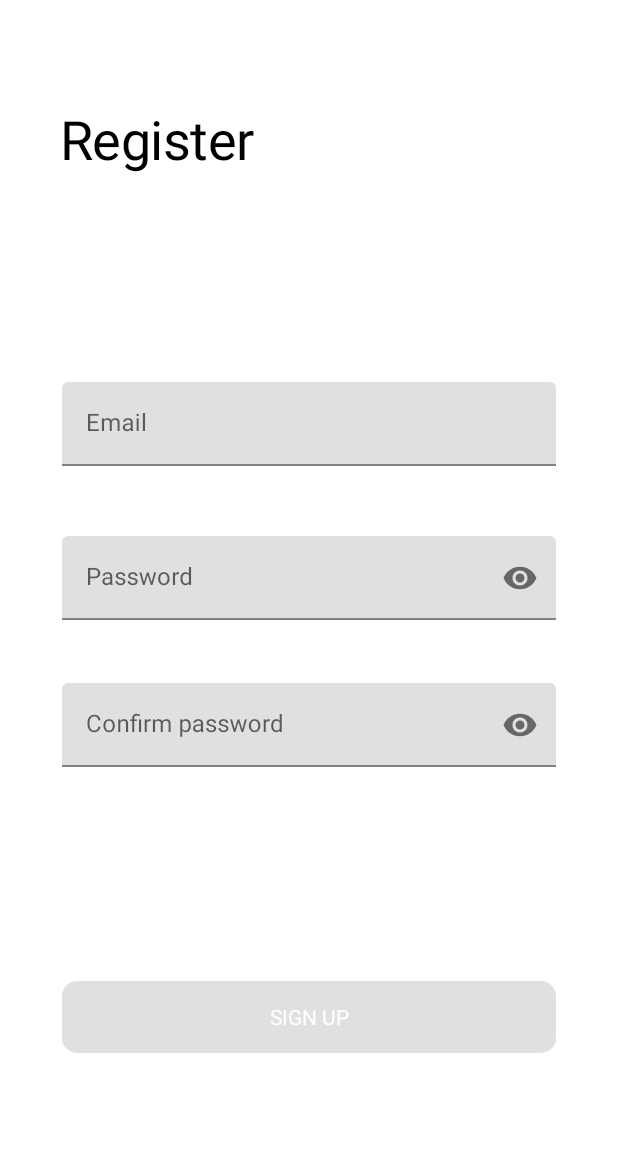
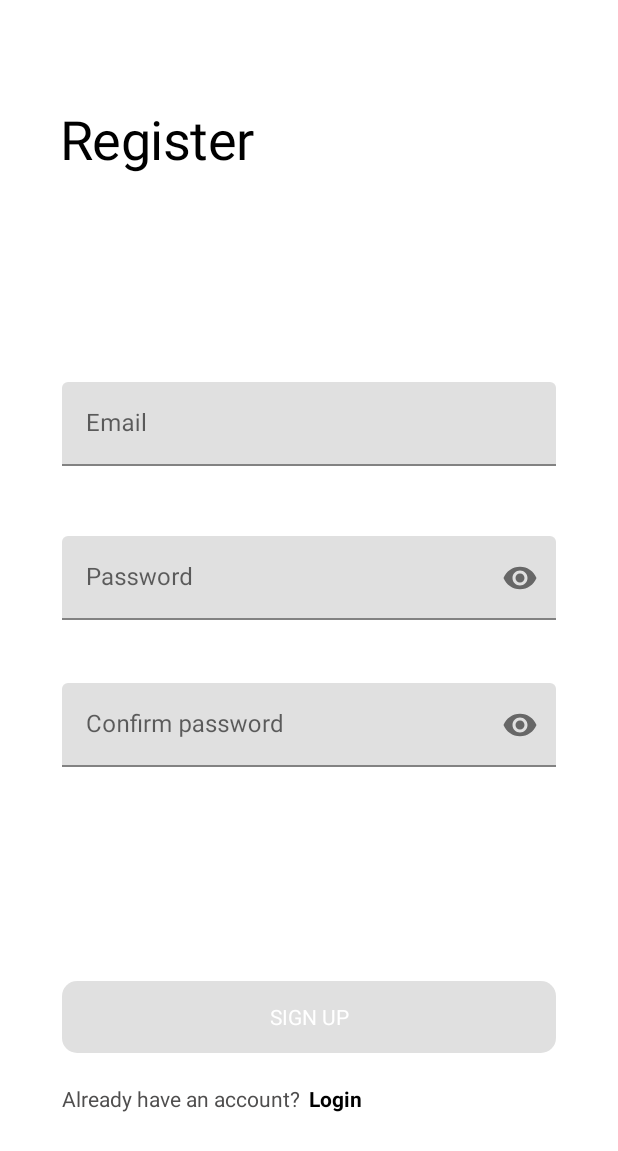
Before and after one commit to Dinu-Alin/Chat-UniTBv, an Android app: the RegisterFragment screen opened through its navigation route, on a phone screen of 412 x 824 dp. Shown: the top 1151 px of the screen. Run offline under Robolectric (Android 15) with nearby library versions, the phone set to English and light mode, and no system bars; our stand-ins replace navigation-ui.

Commit message:
Added 'go to Login' button from register fragment

```diff
--- a/ChatUniTbv/app/src/main/java/com/lagar/chatunitbv/ui/authentication/register/RegisterFragment.kt
+++ b/ChatUniTbv/app/src/main/java/com/lagar/chatunitbv/ui/authentication/register/RegisterFragment.kt
@@ -6,10 +6,15 @@ import androidx.fragment.app.Fragment
 import android.view.LayoutInflater
 import android.view.View
 import android.view.ViewGroup
+import androidx.navigation.fragment.findNavController
 import com.lagar.chatunitbv.R
+import com.lagar.chatunitbv.databinding.LoginFragmentBinding
+import com.lagar.chatunitbv.databinding.RegisterFragmentBinding
 
 class RegisterFragment : Fragment() {
+    private var _binding : RegisterFragmentBinding? = null
 
+    private val binding get() = _binding!!
     companion object {
         fun newInstance() = RegisterFragment()
     }
@@ -20,7 +25,14 @@ class RegisterFragment : Fragment() {
         inflater: LayoutInflater, container: ViewGroup?,
         savedInstanceState: Bundle?
     ): View? {
-        return inflater.inflate(R.layout.register_fragment, container, false)
+        _binding = RegisterFragmentBinding.inflate(inflater, container, false)
+        val root: View = binding.root
+
+        binding.goToLoginButton.setOnClickListener{
+            findNavController().navigate(R.id.action_navigation_register_to_navigation_login)
+
+        }
+        return root
     }
 
     override fun onActivityCreated(savedInstanceState: Bundle?) {
--- a/ChatUniTbv/app/src/main/res/layout/register_fragment.xml
+++ b/ChatUniTbv/app/src/main/res/layout/register_fragment.xml
@@ -140,6 +140,37 @@
                 app:layout_constraintVertical_bias="0.2"
                 app:layout_constraintVertical_chainStyle="packed"
                 app:layout_constraintWidth_percent="0.8" />
+
+            <TextView
+                android:id="@+id/question"
+                android:layout_width="0dp"
+                android:layout_height="wrap_content"
+                android:text="@string/already_have_an_account"
+                android:textColor="@color/gray"
+                app:layout_constraintBottom_toBottomOf="parent"
+                app:layout_constraintEnd_toEndOf="parent"
+                app:layout_constraintStart_toStartOf="parent"
+                app:layout_constraintTop_toBottomOf="@id/button_sing_up"
+                app:layout_constraintVertical_bias="0.2"
+                app:layout_constraintVertical_chainStyle="packed"
+                app:layout_constraintWidth_percent="0.8"
+               />
+            <TextView
+                android:id="@+id/go_to_login_button"
+                android:layout_width="0dp"
+                android:layout_height="wrap_content"
+                android:text="@string/login"
+                android:textColor="@color/black"
+                android:textStyle="bold"
+                app:layout_constraintBottom_toBottomOf="parent"
+                app:layout_constraintEnd_toEndOf="parent"
+                app:layout_constraintStart_toEndOf="@id/question"
+                app:layout_constraintTop_toBottomOf="@id/button_sing_up"
+                app:layout_constraintVertical_bias="0.2"
+                app:layout_constraintVertical_chainStyle="packed"
+                app:layout_constraintWidth_percent="0.9"
+                />
+
         </androidx.constraintlayout.widget.ConstraintLayout>
 
     </ScrollView>
--- a/ChatUniTbv/app/src/main/res/navigation/login_activity_nav_graph.xml
+++ b/ChatUniTbv/app/src/main/res/navigation/login_activity_nav_graph.xml
@@ -31,7 +31,11 @@
         android:id="@+id/navigation_register"
         android:name="com.lagar.chatunitbv.ui.authentication.register.RegisterFragment"
         android:label="register_fragment"
-        tools:layout="@layout/register_fragment" />
+        tools:layout="@layout/register_fragment" >
+        <action
+            android:id="@+id/action_navigation_register_to_navigation_login"
+            app:destination="@id/navigation_login" />
+    </fragment>
 
     <activity
         android:id="@+id/mainActivity"
--- a/ChatUniTbv/app/src/main/res/values/strings.xml
+++ b/ChatUniTbv/app/src/main/res/values/strings.xml
@@ -28,4 +28,6 @@
     <string name="hello_first_fragment">Hello first fragment</string>
     <string name="hello_second_fragment">Hello second fragment. Arg: %1$s</string>
     <string name="unitbv_logo">UNITBV logo</string>
+    <string name="login">Login</string>
+    <string name="already_have_an_account">Already have an account?</string>
 </resources>
```
